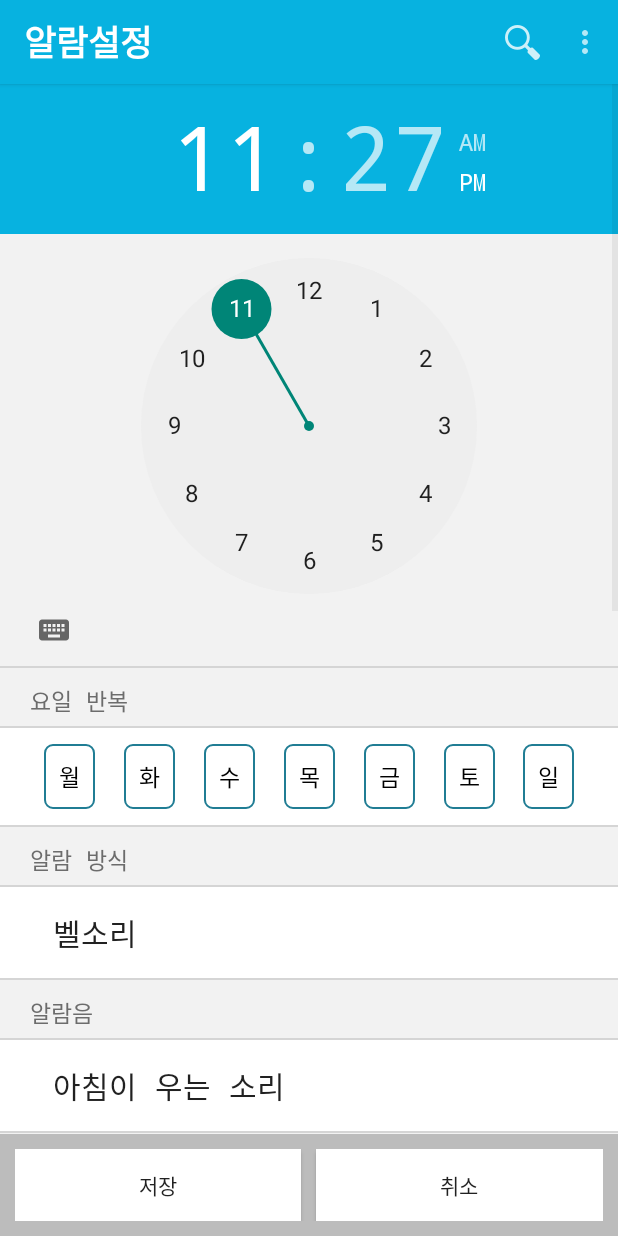
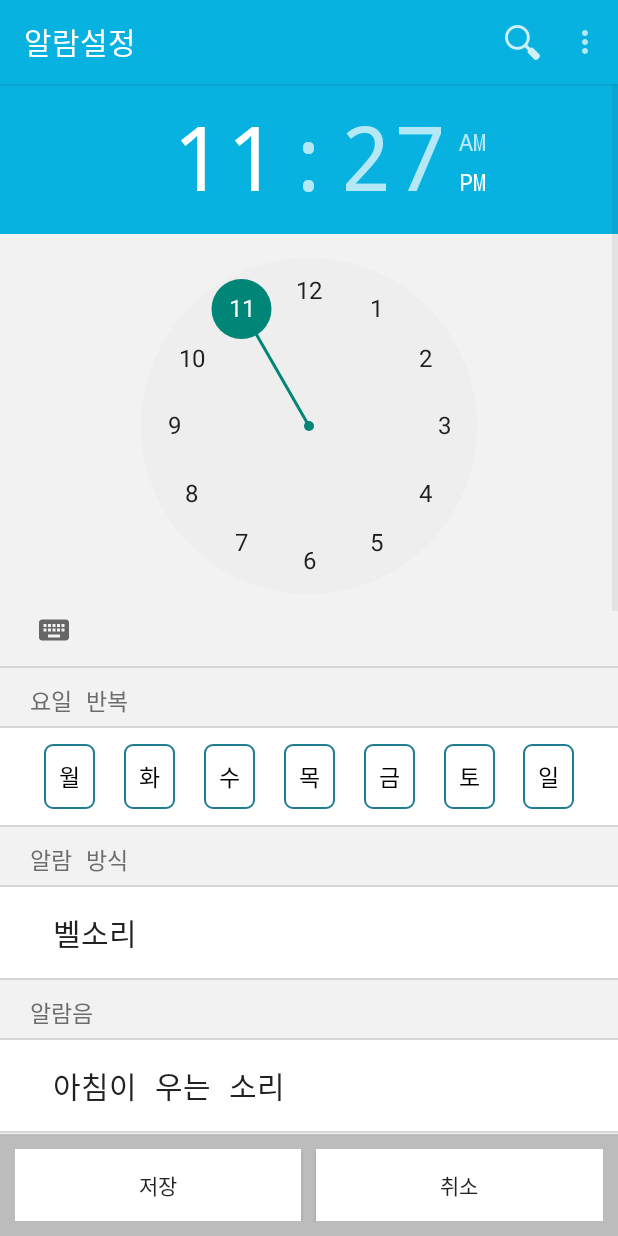
Before and after one commit to koodin9/PathWord, an Android app: the AlarmSettingActivity screen opened directly, with no data from a screen before it, on a phone screen of 412 x 824 dp. Run offline under Robolectric (Android 15) with nearby library versions, the phone set to English and light mode, and no system bars; our stand-ins replace CircleImageView; Roboto replaces fonts that are not available here.

Commit message:
Font setting Done

```diff
--- a/PathWord/app/src/main/java/com/welshcora/pathword/BaseActivity.java
+++ b/PathWord/app/src/main/java/com/welshcora/pathword/BaseActivity.java
@@ -59,7 +59,7 @@ public class BaseActivity extends ActionBarActivity {
     //툴바
     protected Toolbar toolbar;                              // Toolbar 오브젝트를 정의
     protected FrameLayout content;
-
+    TextView toolbar_title;
     //폰트
     FontChangeCrawler fontChanger;
 
@@ -107,10 +107,10 @@ public class BaseActivity extends ActionBarActivity {
     }
     public void setToolbar(String toolbartitle){
         toolbar = (Toolbar) findViewById(R.id.tool_bar);
-        TextView toolbar_title = (TextView) findViewById(R.id.toolbar_title);
-        Typeface temp = Typeface.create(fontChanger.typeface, Typeface.BOLD);//tool_bar에 들어가는 타이틀은 Bold체로 만들기 위하여
+        toolbar_title = (TextView) findViewById(R.id.toolbar_title);
+        //Typeface temp = Typeface.create(fontChanger.typeface, Typeface.BOLD);//tool_bar에 들어가는 타이틀은 Bold체로 만들기 위하여
         toolbar_title.setText(toolbartitle);
-        toolbar_title.setTypeface(temp);
+        toolbar_title.setTypeface(fontChanger.typeface);
         setSupportActionBar(toolbar);
         toolbar.setOnMenuItemClickListener(new Toolbar.OnMenuItemClickListener() {
             @Override
--- a/PathWord/app/src/main/java/com/welshcora/pathword/BaseDialog.java
+++ b/PathWord/app/src/main/java/com/welshcora/pathword/BaseDialog.java
@@ -3,8 +3,10 @@ package com.welshcora.pathword;
 import android.app.AlertDialog;
 import android.graphics.Typeface;
 import android.support.v4.app.DialogFragment;
+import android.view.KeyEvent;
 import android.view.LayoutInflater;
 import android.view.View;
+import android.view.inputmethod.EditorInfo;
 import android.widget.ListView;
 import android.widget.TextView;
 
--- a/PathWord/app/src/main/java/com/welshcora/pathword/ListViewAdapter.java
+++ b/PathWord/app/src/main/java/com/welshcora/pathword/ListViewAdapter.java
@@ -253,6 +253,10 @@ public class ListViewAdapter extends BaseAdapter {
                 holder.mText.setText(mData.mTitle);
                 Typeface temp = Typeface.createFromAsset(convertView.getContext().getAssets(), "HoonWhiteCat.ttf.mp3");
                 holder.mText.setTypeface(temp);
+            } else if(mData.mTitle.equals("나눔바른고딕")){
+                holder.mText.setText(mData.mTitle);
+                Typeface temp = Typeface.createFromAsset(convertView.getContext().getAssets(), "NanumBarunGothic.ttf.mp3");
+                holder.mText.setTypeface(temp);
             }
         }
         if(type != NORMALTYPEFACE_TYPE){
--- a/PathWord/app/src/main/res/layout/tool_bar.xml
+++ b/PathWord/app/src/main/res/layout/tool_bar.xml
@@ -11,7 +11,7 @@
         android:layout_width="match_parent"
         android:layout_height="wrap_content"
         android:text="Toolbar Title"
-        android:textSize="23dp"
+        android:textSize="20dp"
         android:textColor="#ffffff"
         android:textStyle="bold"
         android:layout_gravity="center"
```
Also changed, not shown: PathWord/app/src/main/java/com/welshcora/pathword/FontSetDialog.java (+14 -5 lines).
